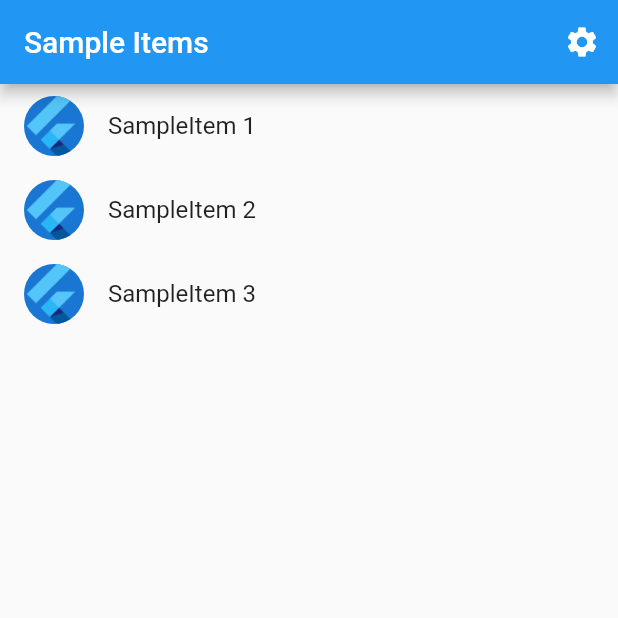
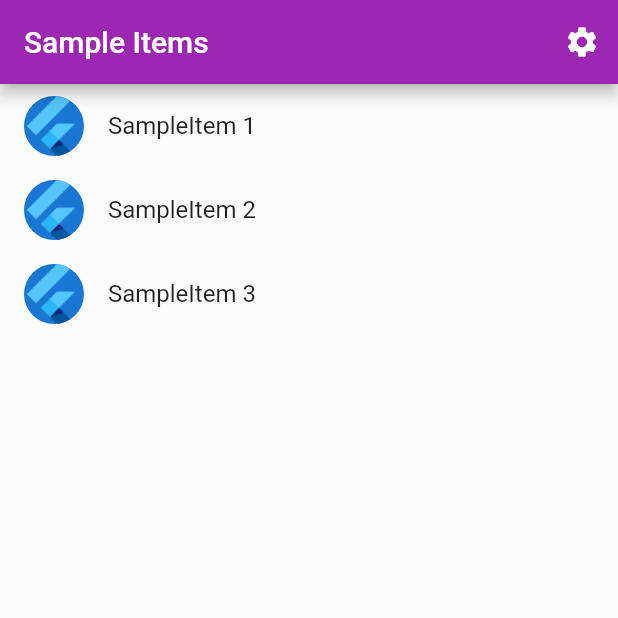
Before and after one commit to ow9t/lendix, a Flutter app: the screen it shows after launch, on a phone screen of 412 x 824 dp, the top half of it. Run offline on Flutter 3.47's test engine with Material 2 defaults, Android fonts, the light colour scheme and no system bars; our stand-ins replace shared_preferences; generated files the repository leaves out were written again.

Commit message:
Add DE locale, persist settings and update theme

```diff
--- a/lib/main.dart
+++ b/lib/main.dart
@@ -5,6 +5,8 @@ import 'src/settings/settings_controller.dart';
 import 'src/settings/settings_service.dart';
 
 void main() async {
+  WidgetsFlutterBinding.ensureInitialized();
+
   // Set up the SettingsController, which will glue user settings to multiple
   // Flutter Widgets.
   final settingsController = SettingsController(SettingsService());
--- a/lib/src/app.dart
+++ b/lib/src/app.dart
@@ -43,6 +43,7 @@ class MyApp extends StatelessWidget {
           ],
           supportedLocales: const [
             Locale('en', ''), // English, no country code
+            Locale('de', ''), // German, no country code
           ],
 
           // Use AppLocalizations to configure the correct application title
@@ -56,8 +57,34 @@ class MyApp extends StatelessWidget {
           // Define a light and dark color theme. Then, read the user's
           // preferred ThemeMode (light, dark, or system default) from the
           // SettingsController to display the correct theme.
-          theme: ThemeData(),
-          darkTheme: ThemeData.dark(),
+          theme: ThemeData(
+            appBarTheme: const AppBarTheme(backgroundColor: Colors.purple),
+            colorScheme: ColorScheme.light(
+              primary: Colors.purple,
+              primaryVariant: Colors.purple[600]!,
+              secondary: Colors.green,
+            ),
+            floatingActionButtonTheme: const FloatingActionButtonThemeData(
+              foregroundColor: Colors.white,
+            ),
+            inputDecorationTheme: const InputDecorationTheme(
+              border: OutlineInputBorder(),
+            ),
+          ),
+          darkTheme: ThemeData(
+            appBarTheme: const AppBarTheme(backgroundColor: Colors.purple),
+            colorScheme: ColorScheme.dark(
+              primary: Colors.purple,
+              primaryVariant: Colors.purple[600]!,
+              secondary: Colors.green,
+            ),
+            floatingActionButtonTheme: const FloatingActionButtonThemeData(
+              foregroundColor: Colors.white,
+            ),
+            inputDecorationTheme: const InputDecorationTheme(
+              border: OutlineInputBorder(),
+            ),
+          ),
           themeMode: settingsController.themeMode,
 
           // Define a function to handle named routes in order to support
--- a/pubspec.yaml
+++ b/pubspec.yaml
@@ -14,6 +14,7 @@ dependencies:
     sdk: flutter
   flutter_localizations:
     sdk: flutter
+  shared_preferences: ^2.0.11
 
 dev_dependencies:
   flutter_test:
```
Also changed, not shown: lib/src/localization/app_de.arb (added, +11 -0 lines), lib/src/localization/app_en.arb (+7 -2 lines), lib/src/settings/settings_service.dart (+15 -9 lines), lib/src/settings/settings_view.dart (+19 -6 lines), pubspec.lock, 7 other files.
